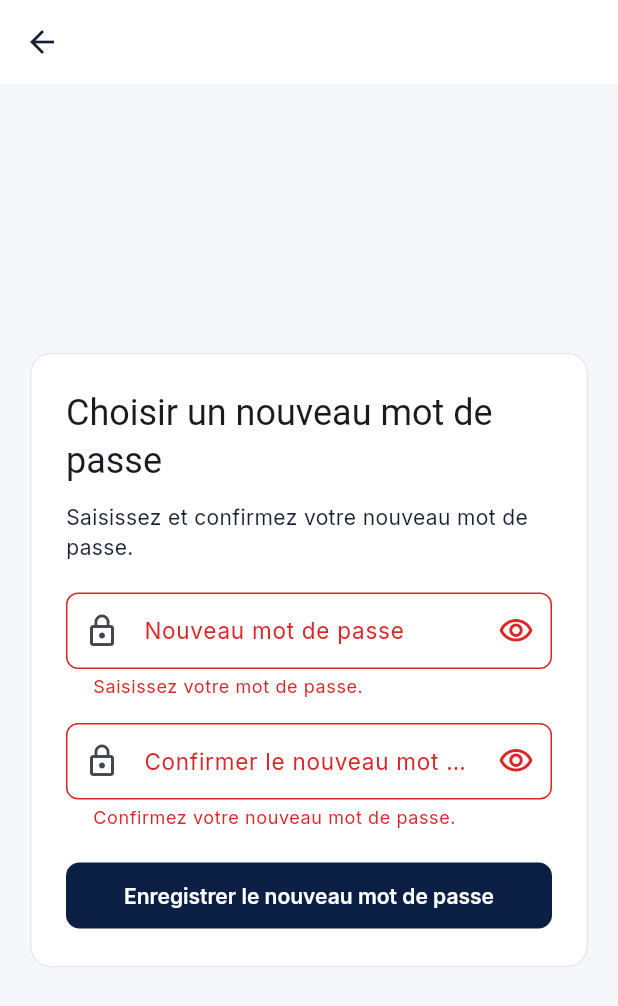
After one commit to AW-studio-dev/campus-service, a Flutter app: the ResetPasswordPage screen opened by its route, after a tap on "Enregistrer le nouveau mot de passe", on a phone screen of 412 x 824 dp. The commit adds this screen. Shown: the top 1006 px of the screen. Run offline on Flutter 3.47's test engine with Material 3 defaults, Android fonts, the phone set to English and light mode, and no system bars; our stand-ins replace flutter_dotenv, flutter_riverpod, go_router, google_fonts, image_picker, supabase_flutter; accounts and stored records are empty.

Commit message:
feat: description de ce que tu as fait

```diff
--- /dev/null
+++ b/lib/features/auth/presentation/reset_password_page.dart
@@ -0,0 +1,215 @@
+import 'package:flutter/material.dart';
+import 'package:flutter_riverpod/flutter_riverpod.dart';
+import 'package:go_router/go_router.dart';
+import 'package:supabase_flutter/supabase_flutter.dart';
+
+import '../../../core/providers/supabase_provider.dart';
+import '../../../shared/widgets/custom_text_field.dart';
+import '../../../shared/widgets/primary_button.dart';
+import '../../../shared/widgets/social_card.dart';
+import '../application/auth_providers.dart';
+import 'auth_error_presenter.dart';
+
+class ResetPasswordPage extends ConsumerStatefulWidget {
+  const ResetPasswordPage({super.key});
+
+  @override
+  ConsumerState<ResetPasswordPage> createState() => _ResetPasswordPageState();
+}
+
+class _ResetPasswordPageState extends ConsumerState<ResetPasswordPage> {
+  final _formKey = GlobalKey<FormState>();
+  final _passwordController = TextEditingController();
+  final _confirmationController = TextEditingController();
+  bool _isLoading = false;
+  bool _isUpdated = false;
+  bool _hidePassword = true;
+  bool _hideConfirmation = true;
+
+  @override
+  void dispose() {
+    _passwordController.dispose();
+    _confirmationController.dispose();
+    super.dispose();
+  }
+
+  String? _validateConfirmation(String? value) {
+    if (value == null || value.isEmpty) {
+      return 'Confirmez votre nouveau mot de passe.';
+    }
+    if (value != _passwordController.text) {
+      return 'Les mots de passe ne correspondent pas.';
+    }
+    return null;
+  }
+
+  Future<void> _updatePassword() async {
+    if (!_formKey.currentState!.validate()) return;
+
+    setState(() => _isLoading = true);
+    try {
+      await ref
+          .read(authRepositoryProvider)
+          .updatePassword(_passwordController.text);
+      if (mounted) setState(() => _isUpdated = true);
+    } on AuthException catch (error) {
+      _showMessage(
+        authErrorMessage(error, operation: AuthOperation.updatePassword),
+      );
+    } on Exception {
+      _showMessage('Impossible de modifier le mot de passe. Réessayez.');
+    } finally {
+      if (mounted) setState(() => _isLoading = false);
+    }
+  }
+
+  @override
+  Widget build(BuildContext context) {
+    final hasSession =
+        ref.watch(supabaseClientProvider).auth.currentSession != null;
+
+    return Scaffold(
+      appBar: AppBar(
+        leading: IconButton(
+          tooltip: 'Retour à la connexion',
+          onPressed: () => context.go('/login'),
+          icon: const Icon(Icons.arrow_back),
+        ),
+      ),
+      body: SafeArea(
+        child: Center(
+          child: SingleChildScrollView(
+            padding: const EdgeInsets.all(20),
+            child: ConstrainedBox(
+              constraints: const BoxConstraints(maxWidth: 460),
+              child: SocialCard(
+                padding: const EdgeInsets.all(24),
+                child: !hasSession
+                    ? _buildInvalidLink(context)
+                    : _isUpdated
+                    ? _buildSuccess(context)
+                    : _buildForm(context),
+              ),
+            ),
+          ),
+        ),
+      ),
+    );
+  }
+
+  Widget _buildInvalidLink(BuildContext context) {
+    return Column(
+      mainAxisSize: MainAxisSize.min,
+      crossAxisAlignment: CrossAxisAlignment.stretch,
+      children: [
+        Text(
+          'Lien invalide ou expiré',
+          style: Theme.of(context).textTheme.headlineSmall,
+        ),
+        const SizedBox(height: 12),
+        const Text(
+          'Demandez un nouveau lien depuis la page de connexion, puis ouvrez '
+          'le lien reçu par e-mail.',
+        ),
+        const SizedBox(height: 20),
+        PrimaryButton(
+          label: 'Retour à la connexion',
+          onPressed: () => context.go('/login'),
+        ),
+      ],
+    );
+  }
+
+  Widget _buildSuccess(BuildContext context) {
+    return Column(
+      mainAxisSize: MainAxisSize.min,
+      crossAxisAlignment: CrossAxisAlignment.stretch,
+      children: [
+        Text(
+          'Mot de passe modifié',
+          style: Theme.of(context).textTheme.headlineSmall,
+        ),
+        const SizedBox(height: 12),
+        const Text('Votre nouveau mot de passe est enregistré.'),
+        const SizedBox(height: 20),
+        PrimaryButton(
+          label: 'Continuer',
+          onPressed: () => context.go('/splash'),
+        ),
+      ],
+    );
+  }
+
+  Widget _buildForm(BuildContext context) {
+    return Form(
+      key: _formKey,
+      child: Column(
+        crossAxisAlignment: CrossAxisAlignment.stretch,
+        children: [
+          Text(
+            'Choisir un nouveau mot de passe',
+            style: Theme.of(context).textTheme.headlineSmall,
+          ),
+          const SizedBox(height: 12),
+          const Text('Saisissez et confirmez votre nouveau mot de passe.'),
+          const SizedBox(height: 20),
+          CustomTextField(
+            label: 'Nouveau mot de passe',
+            controller: _passwordController,
+            validator: AppValidators.password,
+            obscureText: _hidePassword,
+            enabled: !_isLoading,
+            textInputAction: TextInputAction.next,
+            prefixIcon: const Icon(Icons.lock_outline),
+            suffixIcon: IconButton(
+              tooltip: _hidePassword
+                  ? 'Afficher le mot de passe'
+                  : 'Masquer le mot de passe',
+              onPressed: () => setState(() => _hidePassword = !_hidePassword),
+              icon: Icon(
+                _hidePassword
+                    ? Icons.visibility_outlined
+                    : Icons.visibility_off_outlined,
+              ),
+            ),
+          ),
+          const SizedBox(height: 16),
+          CustomTextField(
+            label: 'Confirmer le nouveau mot de passe',
+            controller: _confirmationController,
+            validator: _validateConfirmation,
+            obscureText: _hideConfirmation,
+            enabled: !_isLoading,
+            textInputAction: TextInputAction.done,
+            prefixIcon: const Icon(Icons.lock_outline),
+            suffixIcon: IconButton(
+              tooltip: _hideConfirmation
+                  ? 'Afficher le mot de passe'
+                  : 'Masquer le mot de passe',
+              onPressed: () =>
+                  setState(() => _hideConfirmation = !_hideConfirmation),
+              icon: Icon(
+                _hideConfirmation
+                    ? Icons.visibility_outlined
+                    : Icons.visibility_off_outlined,
+              ),
+            ),
+          ),
+          const SizedBox(height: 20),
+          PrimaryButton(
+            label: 'Enregistrer le nouveau mot de passe',
+            isLoading: _isLoading,
+            onPressed: _updatePassword,
+          ),
+        ],
+      ),
+    );
+  }
+
+  void _showMessage(String message) {
+    if (!mounted) return;
+    ScaffoldMessenger.of(context)
+      ..hideCurrentSnackBar()
+      ..showSnackBar(SnackBar(content: Text(message)));
+  }
+}
```
Also changed, not shown: lib/core/router/app_router.dart (+11 -14 lines), lib/features/auth/data/auth_repository.dart (+10 -16 lines), lib/features/auth/presentation/auth_error_presenter.dart (+5 -13 lines), lib/features/auth/presentation/login_page.dart (+5 -7 lines), lib/features/auth/presentation/register_page.dart (+6 -9 lines), lib/features/auth/presentation/verify_otp_page.dart (deleted, +0 -269 lines), 3 other files.
